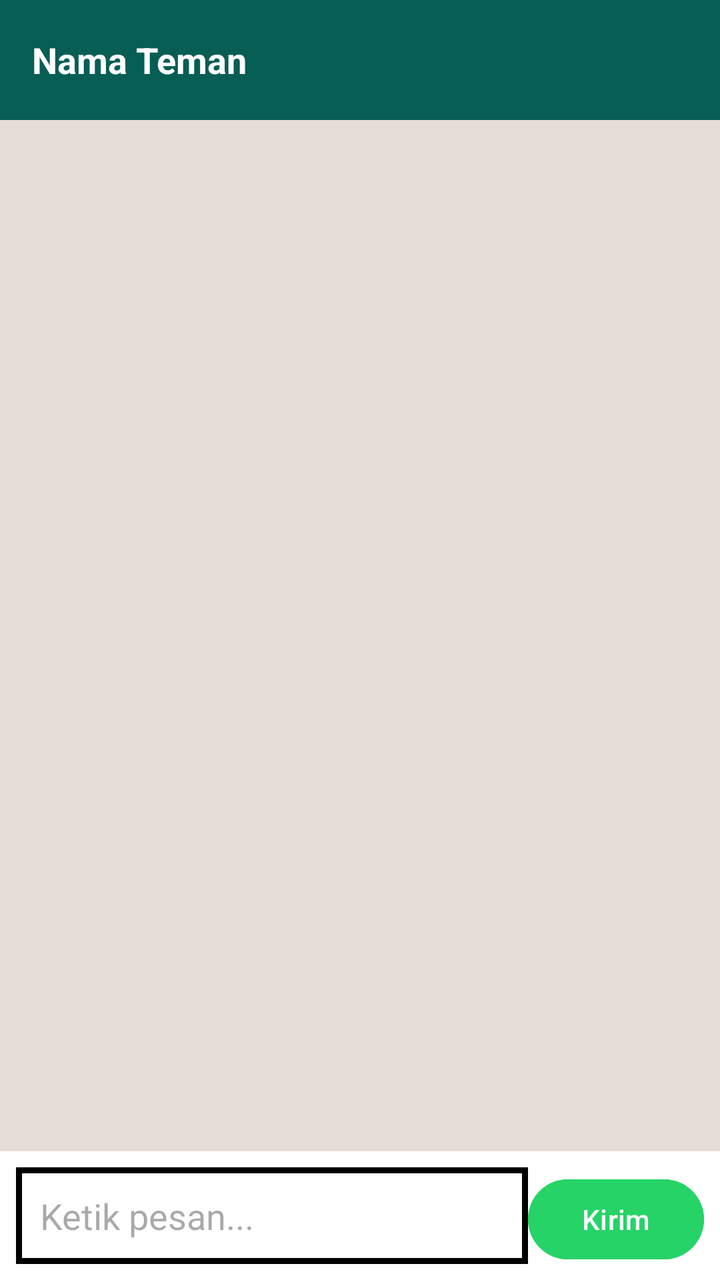
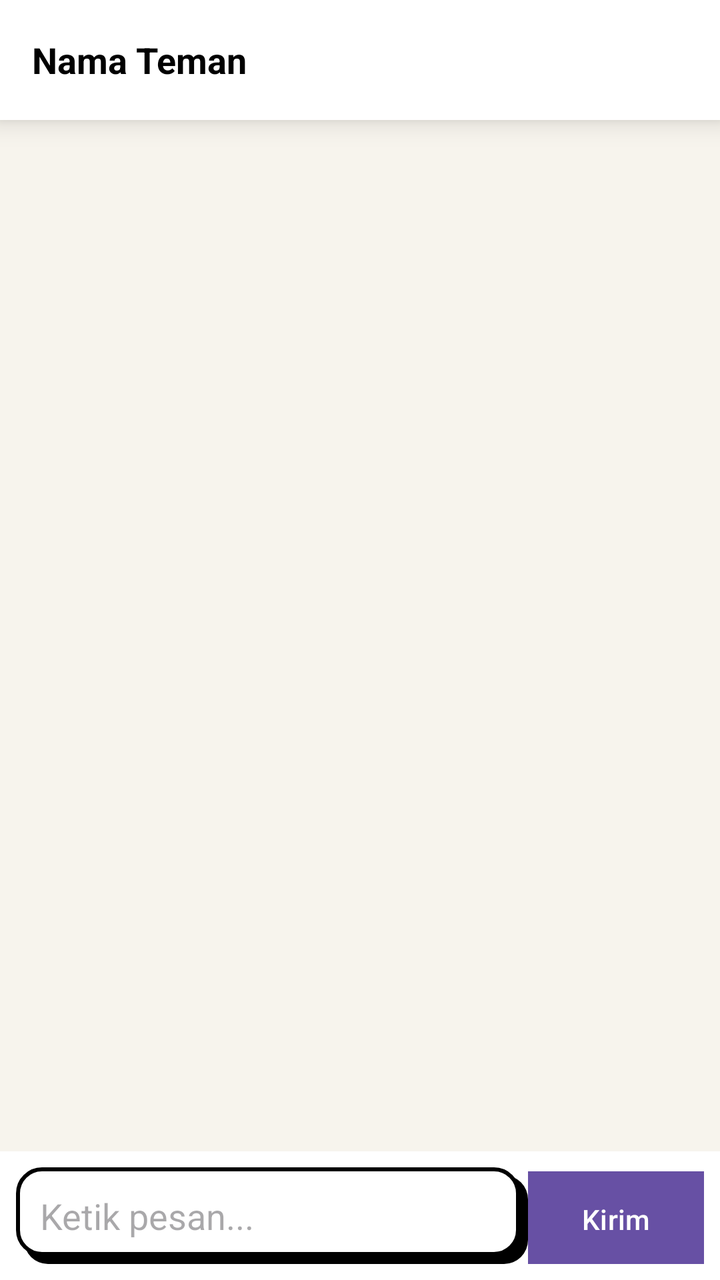

An Android layout rendered at two revisions. The XML below is the earlier revision; the diff shows what the commit changed to produce the second picture.
<!-- AndroidManifest.xml: application theme Theme.Material3.DayNight.NoActionBar -->
<!-- res/layout/activity_chat_room.xml -->
<?xml version="1.0" encoding="utf-8"?>
<LinearLayout xmlns:android="http://schemas.android.com/apk/res/android"
    android:layout_width="match_parent"
    android:layout_height="match_parent"
    android:orientation="vertical"
    android:background="#E5DDD5">

    
    <LinearLayout
        android:layout_width="match_parent"
        android:layout_height="60dp"
        android:background="#075E54"
        android:orientation="horizontal"
        android:gravity="center_vertical"
        android:padding="16dp">
        <TextView
            android:id="@+id/tvChatName"
            android:layout_width="wrap_content"
            android:layout_height="wrap_content"
            android:text="Nama Teman"
            android:textColor="#FFFFFF"
            android:textSize="18sp"
            android:textStyle="bold" />
    </LinearLayout>

    
    <androidx.recyclerview.widget.RecyclerView
        android:id="@+id/rvMessages"
        android:layout_width="match_parent"
        android:layout_height="0dp"
        android:layout_weight="1" />

    
    <LinearLayout
        android:layout_width="match_parent"
        android:layout_height="wrap_content"
        android:orientation="horizontal"
        android:padding="8dp"
        android:background="#FFFFFF">
        
        <EditText
            android:id="@+id/etMessage"
            android:layout_width="0dp"
            android:layout_height="wrap_content"
            android:layout_weight="1"
            android:hint="Ketik pesan..."
            android:background="@drawable/nb_edittext_bg"
            android:padding="12dp" />
            
        <Button
            android:id="@+id/btnSend"
            android:layout_width="wrap_content"
            android:layout_height="wrap_content"
            android:text="Kirim"
            android:backgroundTint="#25D366"
            android:textColor="#FFFFFF" />
    </LinearLayout>

</LinearLayout>
<!-- resources referenced by this layout -->
<resources>
  <!-- drawable nb_edittext_bg (drawable) -->
  <?xml version="1.0" encoding="utf-8"?>
  <shape xmlns:android="http://schemas.android.com/apk/res/android">
      <solid android:color="@color/nb_white" />
      <stroke android:width="3dp" android:color="@color/nb_black" />
      <corners android:radius="0dp" />
  </shape>
  <color name="nb_white">#FFFFFF</color>
  <color name="nb_black">#000000</color>
</resources>

<!-- the commit's change to res/layout/activity_chat_room.xml (unified diff, before → after) -->
@@ -3,13 +3,14 @@
     android:layout_width="match_parent"
     android:layout_height="match_parent"
     android:orientation="vertical"
-    android:background="#E5DDD5">
+    android:background="@color/nb_bg">
 
     
     <LinearLayout
         android:layout_width="match_parent"
         android:layout_height="60dp"
-        android:background="#075E54"
+        android:background="@color/nb_white"
+        android:elevation="8dp"
         android:orientation="horizontal"
         android:gravity="center_vertical"
         android:padding="16dp">
@@ -18,7 +19,7 @@
             android:layout_width="wrap_content"
             android:layout_height="wrap_content"
             android:text="Nama Teman"
-            android:textColor="#FFFFFF"
+            android:textColor="@color/nb_black"
             android:textSize="18sp"
             android:textStyle="bold" />
     </LinearLayout>
@@ -36,7 +37,7 @@
         android:layout_height="wrap_content"
         android:orientation="horizontal"
         android:padding="8dp"
-        android:background="#FFFFFF">
+        android:background="@color/nb_white">
         
         <EditText
             android:id="@+id/etMessage"
@@ -44,7 +45,7 @@
             android:layout_height="wrap_content"
             android:layout_weight="1"
             android:hint="Ketik pesan..."
-            android:background="@drawable/nb_edittext_bg"
+            android:background="@drawable/nb_box_white"
             android:padding="12dp" />
             
         <Button
@@ -52,7 +53,7 @@
             android:layout_width="wrap_content"
             android:layout_height="wrap_content"
             android:text="Kirim"
-            android:backgroundTint="#25D366"
+            android:background="@drawable/nb_button_bg"
             android:textColor="#FFFFFF" />
     </LinearLayout>
 
<!-- resource entries referenced after the edit -->
@@ -1,13 +1,33 @@
 <!-- resources referenced by this layout -->
 <resources>
-  <!-- drawable nb_edittext_bg (drawable) -->
+  <color name="nb_bg">#F7F4ED</color>
+  <color name="nb_white">#FFFFFF</color>
+  <!-- drawable nb_box_white (drawable) -->
+  <?xml version="1.0" encoding="utf-8"?>
+  <layer-list xmlns:android="http://schemas.android.com/apk/res/android">
+      
+      <item android:left="4dp" android:top="4dp">
+          <shape>
+              <solid android:color="@color/nb_black" />
+              <corners android:radius="12dp" />
+          </shape>
+      </item>
+      
+      <item android:right="4dp" android:bottom="4dp">
+          <shape>
+              <solid android:color="@color/nb_white" />
+              <stroke android:width="2dp" android:color="@color/nb_black" />
+              <corners android:radius="12dp" />
+          </shape>
+      </item>
+  </layer-list>
+  <!-- drawable nb_button_bg (drawable) -->
   <?xml version="1.0" encoding="utf-8"?>
   <shape xmlns:android="http://schemas.android.com/apk/res/android">
-      <solid android:color="@color/nb_white" />
+      <solid android:color="@color/nb_black" />
       <stroke android:width="3dp" android:color="@color/nb_black" />
       <corners android:radius="0dp" />
   </shape>
-  <color name="nb_white">#FFFFFF</color>
   <color name="nb_black">#000000</color>
 </resources>
 
